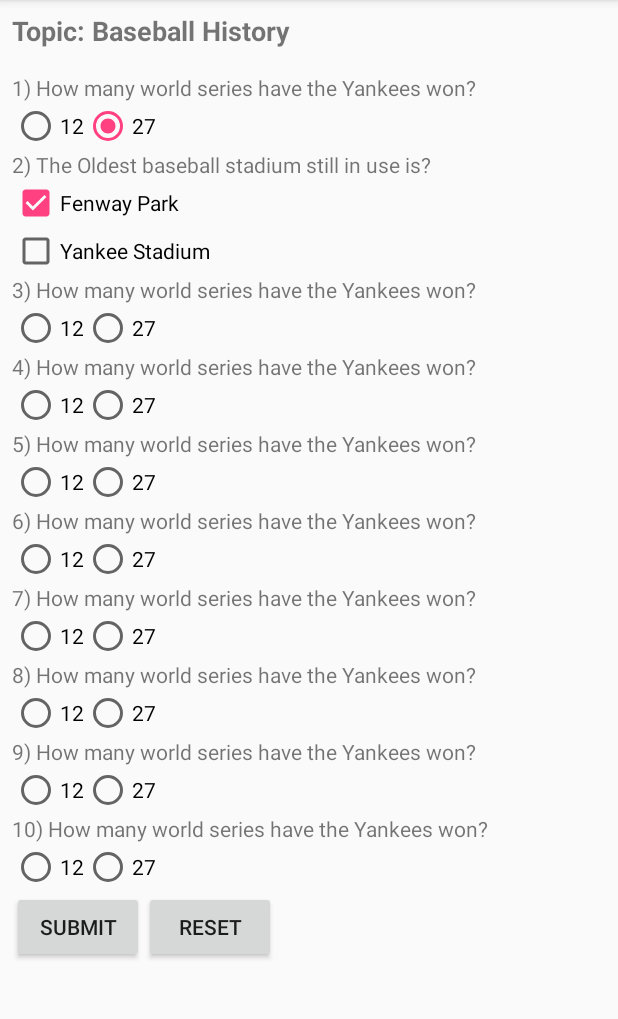
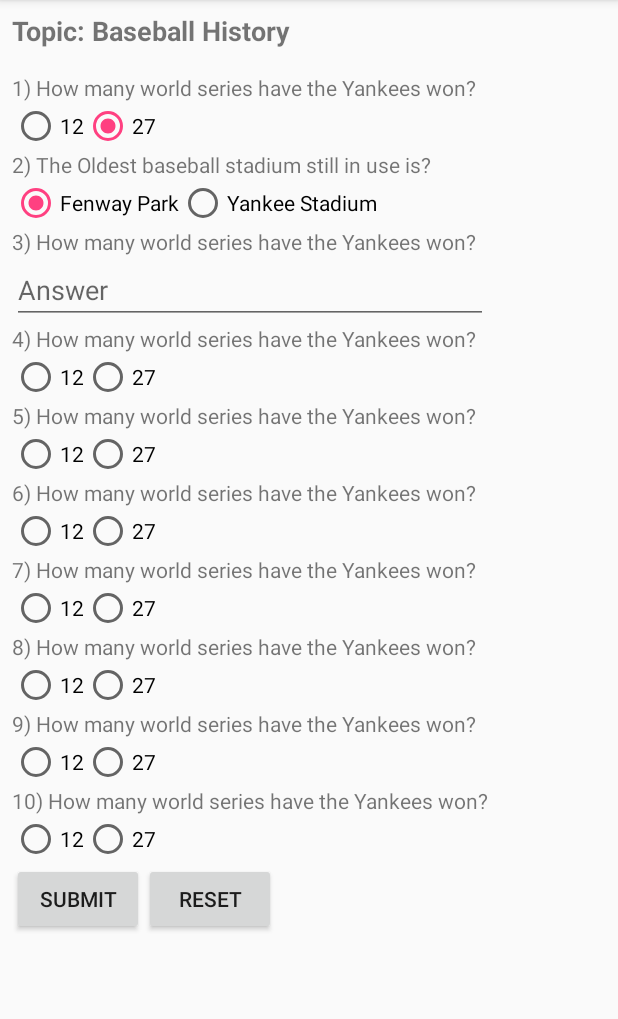
Before and after one commit to uenvymenow/QuizApp, an Android app: the screen it shows after launch (MainActivity), after a tap on "Fenway Park", on a phone screen of 412 x 824 dp, the part 84-1103 px from its top. Run offline under Robolectric (Android 15) with nearby library versions, the phone set to English and light mode, and no system bars; 2 other taps on this screen came first.

Commit message:
Added EditText functionality for question 3, updated the reset button to reset the app in general rather than reset multiple variables, changed question 2 back to radiobuttons

```diff
--- a/app/src/main/java/com/example/android/quizapplication/MainActivity.java
+++ b/app/src/main/java/com/example/android/quizapplication/MainActivity.java
@@ -1,27 +1,28 @@
 package com.example.android.quizapplication;
 
+import android.content.Intent;
 import android.support.v7.app.AppCompatActivity;
 import android.os.Bundle;
 import android.view.View;
 import android.widget.CheckBox;
+import android.widget.EditText;
 import android.widget.RadioButton;
-import android.widget.RadioGroup;
 import android.widget.Toast;
 
 public class MainActivity extends AppCompatActivity {
 
     int totalQuestions = 10;
     int correctAnswers = 0;
-    int radioButton1Score = 0;
-    int checkBox2Score = 0;
-    int radioButton3Score = 0;
-    int radioButton4Score = 0;
-    int radioButton5Score = 0;
-    int radioButton6Score = 0;
-    int radioButton7Score = 0;
-    int radioButton8Score = 0;
-    int radioButton9Score = 0;
-    int radioButton10Score = 0;
+    int question1Score = 0;
+    int question2Score = 0;
+    int question3Score = 0;
+    int question4Score = 0;
+    int question5Score = 0;
+    int question6Score = 0;
+    int question7Score = 0;
+    int question8Score = 0;
+    int question9Score = 0;
+    int question10Score = 0;
 
     @Override
     protected void onCreate(Bundle savedInstanceState) {
@@ -49,47 +50,54 @@ public class MainActivity extends AppCompatActivity {
         switch (view.getId()) {
             case R.id.questionOneCorrect:
                 if (questionOneCorrectRB.isChecked())
-                    radioButton1Score = 1;
+                    question1Score = 1;
                 break;
             case R.id.questionOneIncorrect:
                 if (questionOneIncorrectRB.isChecked()) {
-                    radioButton1Score = 0;
+                    question1Score = 0;
                     break;
                 }
         }
     }
 
     // Checks the radioButton answers for question 2
-    public void question2CheckBox(View view) {
+    public void question2RadioButton(View view) {
         // Import radio buttons for question 2
-        CheckBox questionTwoCorrectRB = findViewById(R.id.questionTwoCorrect);
+        RadioButton questionTwoCorrectRB = findViewById(R.id.questionTwoCorrect);
+        RadioButton questionTWoIncorrectRB = findViewById(R.id.questionTwoIncorrect);
 
-        // Check which Checkbox button was clicked
-                if (questionTwoCorrectRB.isChecked()){
-                    checkBox2Score = 1;
-                } else {
-                    checkBox2Score = 0;
+        // Check which RadioButton was clicked
+        switch (view.getId()){
+            case R.id.questionTwoCorrect:
+                if (questionTwoCorrectRB.isChecked())
+                    question2Score = 1;
+                break;
+            case R.id.questionTwoIncorrect:
+                if (questionTWoIncorrectRB.isChecked()){
+                    question2Score = 0;
                 }
+
+        }
     }
 
-    // Checks the radioButton answers for question 3
-    public void question3RadioButton(View view) {
+    // Checks the EditText answers for question 3
+    public int question3EditTextView() {
         // Import radio buttons for question 3
-        RadioButton questionThreeCorrectRB = findViewById(R.id.questionThreeCorrect);
-        RadioButton questionThreeIncorrectRB = findViewById(R.id.questionThreeIncorrect);
+        EditText questionThreeEditText = findViewById(R.id.question3EditText);
 
-        // Check which radio button was clicked
-        switch (view.getId()) {
-            case R.id.questionThreeCorrect:
-                if (questionThreeCorrectRB.isChecked())
-                    radioButton3Score = 1;
-                break;
-            case R.id.questionThreeIncorrect:
-                if (questionThreeIncorrectRB.isChecked()) {
-                    radioButton3Score = 0;
-                    break;
-                }
+        // Creates a string variable to hold the text entered into
+        String questionThreeAnswer = questionThreeEditText.getText().toString();
+        questionThreeAnswer = questionThreeAnswer.toLowerCase();
+
+
+        // Checks if answer is correct and if so, adds 1 to correct answer, otherwise it stays as 0 for correct answer
+        if ((questionThreeAnswer.equals("second base")) || (questionThreeAnswer.equals("second"))) {
+            question3Score = 1;
+        } else {
+            question3Score = 0;
         }
+
+        return question3Score;
     }
 
     // Checks the radioButton answers for question 4
@@ -102,11 +110,11 @@ public class MainActivity extends AppCompatActivity {
         switch (view.getId()) {
             case R.id.questionFourCorrect:
                 if (questionFourCorrectRB.isChecked())
-                    radioButton4Score = 1;
+                    question4Score = 1;
                 break;
             case R.id.questionFourIncorrect:
                 if (questionFourIncorrectRB.isChecked()) {
-                    radioButton4Score = 0;
+                    question4Score = 0;
                     break;
                 }
         }
@@ -122,11 +130,11 @@ public class MainActivity extends AppCompatActivity {
         switch (view.getId()) {
             case R.id.questionFiveCorrect:
                 if (questionFiveCorrectRB.isChecked())
-                    radioButton5Score = 1;
+                    question5Score = 1;
                 break;
             case R.id.questionFiveIncorrect:
                 if (questionFiveIncorrectRB.isChecked()) {
-                    radioButton5Score = 0;
+                    question5Score = 0;
                     break;
                 }
         }
@@ -142,11 +150,11 @@ public class MainActivity extends AppCompatActivity {
         switch (view.getId()) {
             case R.id.questionSixCorrect:
                 if (questionSixCorrectRB.isChecked())
-                    radioButton6Score = 1;
+                    question6Score = 1;
                 break;
             case R.id.questionSixIncorrect:
                 if (questionSixIncorrectRB.isChecked()) {
-                    radioButton6Score = 0;
+                    question6Score = 0;
                     break;
                 }
         }
@@ -162,11 +170,11 @@ public class MainActivity extends AppCompatActivity {
         switch (view.getId()) {
             case R.id.questionSevenCorrect:
                 if (questionSevenCorrectRB.isChecked())
-                    radioButton7Score = 1;
+                    question7Score = 1;
                 break;
             case R.id.questionSevenIncorrect:
                 if (questionSevenIncorrectRB.isChecked()) {
-                    radioButton7Score = 0;
+                    question7Score = 0;
                     break;
                 }
         }
@@ -182,11 +190,11 @@ public class MainActivity extends AppCompatActivity {
         switch (view.getId()) {
             case R.id.questionEightCorrect:
                 if (questionEightCorrectRB.isChecked())
-                    radioButton8Score = 1;
+                    question8Score = 1;
                 break;
             case R.id.questionEightIncorrect:
                 if (questionEightIncorrectRB.isChecked()) {
-                    radioButton8Score = 0;
+                    question8Score = 0;
                     break;
                 }
         }
@@ -202,11 +210,11 @@ public class MainActivity extends AppCompatActivity {
         switch (view.getId()) {
             case R.id.questionNineCorrect:
                 if (questionNineCorrectRB.isChecked())
-                    radioButton9Score = 1;
+                    question9Score = 1;
                 break;
             case R.id.questionNineIncorrect:
                 if (questionNineIncorrectRB.isChecked()) {
-                    radioButton9Score = 0;
+                    question9Score = 0;
                     break;
                 }
         }
@@ -222,19 +230,23 @@ public class MainActivity extends AppCompatActivity {
         switch (view.getId()) {
             case R.id.questionTenCorrect:
                 if (questionTenCorrectRB.isChecked())
-                    radioButton10Score = 1;
+                    question10Score = 1;
                 break;
             case R.id.questionTenIncorrect:
                 if (questionTenIncorrectRB.isChecked()) {
-                    radioButton10Score = 0;
+                    question10Score = 0;
                     break;
                 }
         }
     }
 
     public int calculateCorrectAnswers(){
-        correctAnswers = (radioButton1Score + checkBox2Score + radioButton3Score + radioButton4Score + radioButton5Score + radioButton6Score + radioButton7Score +
-                            radioButton8Score + radioButton9Score + radioButton10Score);
+        // calls the questionThreeEditTextView method to retrieve the score for question 3
+        question3Score = question3EditTextView();
+
+        // Adds all of the correct answers
+        correctAnswers = (question1Score + question2Score + question3Score + question4Score + question5Score + question6Score + question7Score +
+                            question8Score + question9Score + question10Score);
         return correctAnswers;
     }
 
@@ -262,49 +274,9 @@ public class MainActivity extends AppCompatActivity {
      * Clears the radioButtons and resets the correctAnswers variable to 0 when the Reset button is pressed
      */
     public void resetScores(View view) {
-        // Clears Question 1 radioButtons
-        RadioGroup questionOneRG = findViewById(R.id.radioGroup1);
-        questionOneRG.clearCheck();
-
-        // Clears question 2 checkBoxes
-        CheckBox questionTwoCorrectCheckBox = findViewById(R.id.questionTwoCorrect);
-        CheckBox questionTwoIncorrectCheckBox = findViewById(R.id.questionTwoIncorrect);
-        questionTwoCorrectCheckBox.setChecked(false);
-        questionTwoIncorrectCheckBox.setChecked(false);
-
-        // Clears question 3 radioButtons
-        RadioGroup questionThreeRG = findViewById(R.id.radioGroup3);
-        questionThreeRG.clearCheck();
-
-        // Clears question 4 radioButtons
-        RadioGroup questionFourRG = findViewById(R.id.radioGroup4);
-        questionFourRG.clearCheck();
-
-        // Clears question 5 radioButtons
-        RadioGroup questionFiveRG = findViewById(R.id.radioGroup5);
-        questionFiveRG.clearCheck();
-
-        // Clears question 6 radioButtons
-        RadioGroup questionSixRG = findViewById(R.id.radioGroup6);
-        questionSixRG.clearCheck();
-
-        // Clears question 7 radioButtons
-        RadioGroup questionSevenRG = findViewById(R.id.radioGroup7);
-        questionSevenRG.clearCheck();
-
-        // Clears question 8 radioButtons
-        RadioGroup questionEightRG = findViewById(R.id.radioGroup8);
-        questionEightRG.clearCheck();
-
-        // Clears question 9 radioButtons
-        RadioGroup questionNineRG = findViewById(R.id.radioGroup9);
-        questionNineRG.clearCheck();
-
-        // Clears question 10 radioButtons
-        RadioGroup questionTenRG = findViewById(R.id.radioGroup10);
-        questionTenRG.clearCheck();
-
-        correctAnswers = 0;
+        Intent resetApp = getBaseContext().getPackageManager().getLaunchIntentForPackage(getBaseContext().getPackageName());
+        resetApp.addFlags(Intent.FLAG_ACTIVITY_CLEAR_TOP);
+        startActivity(resetApp);
     }
 
 }
--- a/app/src/main/res/layout/activity_main.xml
+++ b/app/src/main/res/layout/activity_main.xml
@@ -38,7 +38,9 @@
             <LinearLayout
                 android:layout_width="wrap_content"
                 android:layout_height="wrap_content"
-                android:orientation="vertical">
+                android:orientation="vertical"
+                android:focusableInTouchMode="true"
+                android:focusable="true">
 
                 <TextView
                     android:id="@+id/question_1_text_view"
@@ -74,19 +76,26 @@
                     android:layout_height="wrap_content"
                     android:text="2) The Oldest baseball stadium still in use is?" />
 
-                <CheckBox
+                <RadioGroup
+                    android:id="@+id/radioGroup2"
+                    android:layout_width="wrap_content"
+                    android:layout_height="wrap_content"
+                    android:orientation="horizontal">
+
+                    <RadioButton
                         android:id="@+id/questionTwoCorrect"
                         android:layout_width="wrap_content"
                         android:layout_height="wrap_content"
-                    android:onClick="question2CheckBox"
+                        android:onClick="question2RadioButton"
                         android:text="Fenway Park" />
 
-                <CheckBox
+                    <RadioButton
                         android:id="@+id/questionTwoIncorrect"
                         android:layout_width="wrap_content"
                         android:layout_height="wrap_content"
-                    android:onClick="question2CheckBox"
+                        android:onClick="question2RadioButton"
                         android:text="Yankee Stadium" />
+                </RadioGroup>
 
                 <!-- Question 3 -->
                 <TextView
@@ -95,26 +104,12 @@
                     android:layout_height="wrap_content"
                     android:text="3) How many world series have the Yankees won?" />
 
-            <RadioGroup
-                android:id="@+id/radioGroup3"
-                android:layout_width="wrap_content"
+                <EditText
+                    android:id="@+id/question3EditText"
+                    android:layout_width="match_parent"
                     android:layout_height="wrap_content"
-                android:orientation="horizontal">
-
-                <RadioButton
-                    android:id="@+id/questionThreeIncorrect"
-                    android:layout_width="wrap_content"
-                    android:layout_height="wrap_content"
-                    android:onClick="question3RadioButton"
-                    android:text="12" />
-
-                <RadioButton
-                    android:id="@+id/questionThreeCorrect"
-                    android:layout_width="wrap_content"
-                    android:layout_height="wrap_content"
-                    android:onClick="question3RadioButton"
-                    android:text="27" />
-            </RadioGroup>
+                    android:hint="Answer"
+                    android:focusedByDefault="false" />
 
                 <!-- Question 4 -->
                 <TextView
@@ -336,4 +331,5 @@
                 android:text="Reset" />
 
         </LinearLayout>
-</LinearLayout></ScrollView>
+    </LinearLayout>
+</ScrollView>
```
Lines whose indentation alone changed are shown as unchanged.
